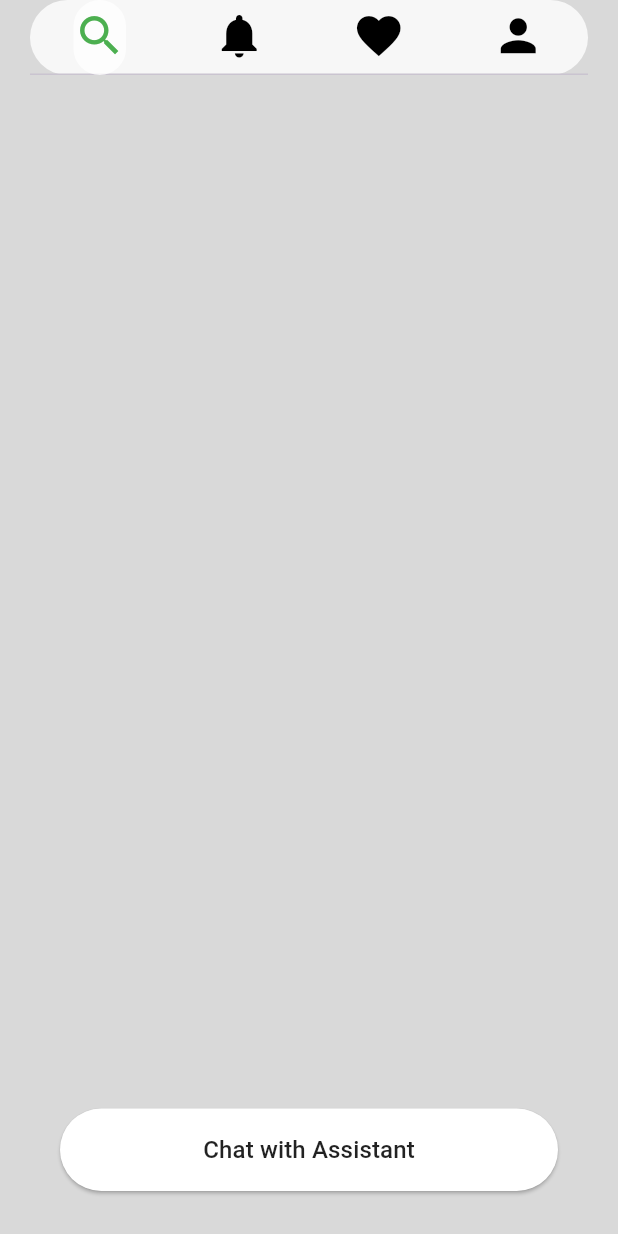
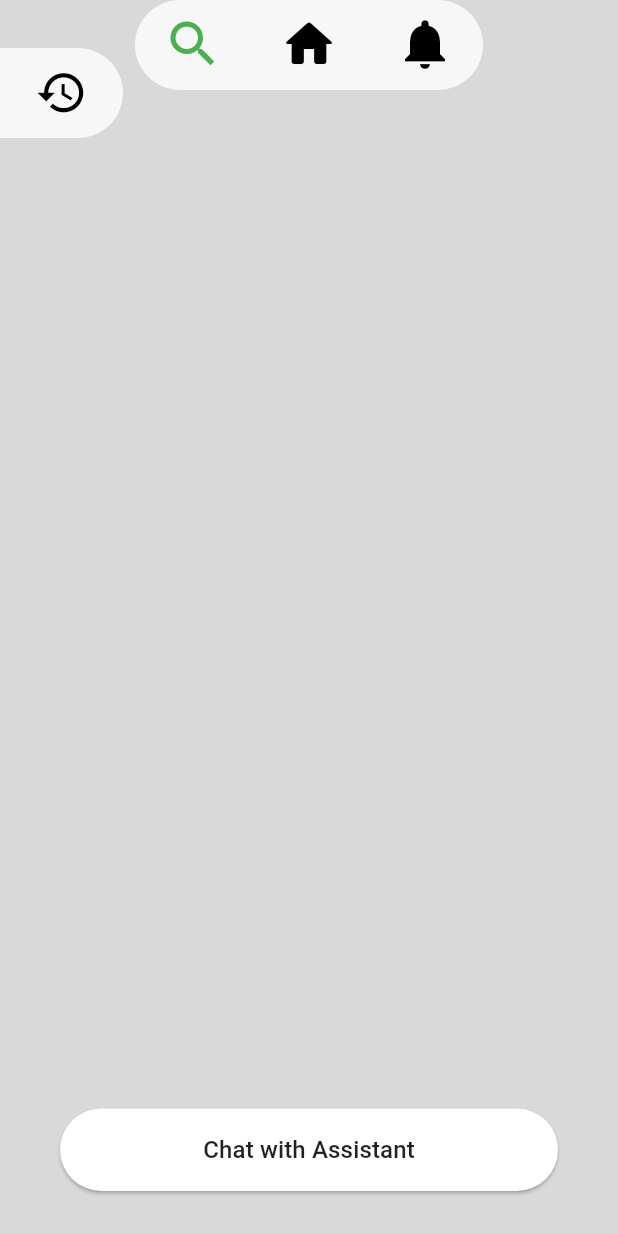
Before and after one commit to saivivekvenna/estateAI, a Flutter app: the screen it shows after launch, on a phone screen of 412 x 824 dp. Run offline on Flutter 3.47's test engine with Material 3 defaults, Android fonts, the light colour scheme and no system bars; our stand-ins replace flutter_chat_types, flutter_chat_ui.

Commit message:
updated tab bar and app bar for main page

```diff
--- a/test_estate_app/lib/main.dart
+++ b/test_estate_app/lib/main.dart
@@ -31,29 +31,32 @@ class _MyAppState extends State<MyApp> with SingleTickerProviderStateMixin {
   Widget build(BuildContext context) {
     return MaterialApp(
       home: DefaultTabController(
-        length: 4,
+        length: 3,
         child: Scaffold(
           extendBodyBehindAppBar: true,
           appBar: PreferredSize(
-            preferredSize: Size.fromHeight(50),
+            preferredSize: Size.fromHeight(60),
             child: AppBar(
+              primary: false, // Removes default app bar padding and divider
               backgroundColor: Colors.transparent,
+              shadowColor: Colors.transparent,
               elevation: 0,
               flexibleSpace: Align(
                 alignment: Alignment.bottomCenter,
                 child: Padding(
-                  padding: EdgeInsets.only(bottom: 0, left: 20, right: 20),
+                  padding: EdgeInsets.only(bottom: 0, left: 90, right: 90),
                   child: Container(
-                    height: 50,
+                    height: 60,
                     decoration: BoxDecoration(
                       color: Colors.white.withOpacity(0.8),
                       borderRadius: BorderRadius.circular(30),
                     ),
                     child: TabBar(
                       controller: _tabController,
+                        indicatorColor: Colors.transparent, // Removes the default line
+  dividerColor: Colors.transparent, // Removes the divider
+
                       indicator: BoxDecoration(
-                        borderRadius: BorderRadius.circular(30),
-                        color: Colors.white.withOpacity(0.8),
                       ),
                       tabs: [
                         Tab(
@@ -62,34 +65,25 @@ class _MyAppState extends State<MyApp> with SingleTickerProviderStateMixin {
                             color: _tabController.index == 0
                                 ? Colors.green
                                 : Colors.black,
-                            size: 35,
+                            size: 40,
+                          ),
+                        ),
+                        Tab(
+                          icon: Icon(
+                            Icons.home_rounded,
+                            color: _tabController.index == 1
+                                ? Colors.blueAccent
+                                : Colors.black,
+                            size: 40,
                           ),
                         ),
                         Tab(
                           icon: Icon(
                             Icons.notifications,
-                            color: _tabController.index == 1
+                            color: _tabController.index == 2
                                 ? Colors.yellow
                                 : Colors.black,
-                            size: 35,
-                          ),
-                        ),
-                        Tab(
-                          icon: Icon(
-                            Icons.favorite,
-                            color: _tabController.index == 2
-                                ? Colors.redAccent
-                                : Colors.black,
-                            size: 35,
-                          ),
-                        ),
-                        Tab(
-                          icon: Icon(
-                            Icons.person,
-                            color: _tabController.index == 3
-                                ? Colors.blue
-                                : Colors.black,
-                            size: 35,
+                            size: 40,
                           ),
                         ),
                       ],
--- a/test_estate_app/lib/real_estate_ai_material.dart
+++ b/test_estate_app/lib/real_estate_ai_material.dart
@@ -43,7 +43,7 @@ class _RealEstateAppState extends State<RealEstateApp>
 
     //TODO: remove the excess informatoin that is being set
 
-    for (int i = 0; i<_pastChats.length; i++){
+    for (int i = 0; i < _pastChats.length; i++) {
       var sult = _pastChats[i]['messages'];
       context += sult.toString();
     }
@@ -80,12 +80,9 @@ class _RealEstateAppState extends State<RealEstateApp>
           'messages': List<types.Message>.from(_messages),
           'lastUpdated': DateTime.now(),
         });
-
-
       } else {
         _handleError('Unable to get a response from the server.');
       }
-
     } catch (error) {
       _handleError('Unable to connect to the server.');
     }
@@ -103,7 +100,6 @@ class _RealEstateAppState extends State<RealEstateApp>
       _messages.insert(0, errorText);
     });
   }
-
 
   //clears up the memory when user is done
   @override
@@ -222,6 +218,39 @@ class _RealEstateAppState extends State<RealEstateApp>
   @override
   Widget build(BuildContext context) {
     return Scaffold(
+extendBodyBehindAppBar: true,
+        appBar: PreferredSize(
+          preferredSize: Size.fromHeight(60), // Set height of AppBar
+          child: AppBar(
+            primary: false, // Removes default app bar padding
+            backgroundColor: Colors.transparent,
+            shadowColor: Colors.transparent,
+            flexibleSpace: Align(
+              child: Padding(
+                padding: EdgeInsets.only(left: 0, top: 4, right: 330), // Adjust left padding
+                child: Container(
+
+                  height: 60,
+                  width: 100, // Make it a square floating button
+                  decoration: BoxDecoration(
+                    color: Colors.white.withOpacity(0.8),
+                    borderRadius: BorderRadius.only(topRight: Radius.circular(30),bottomRight: Radius.circular(30)), // Rounded design
+                  ),
+                  child: IconButton(
+                    icon: Icon(
+                      Icons.history, // Change this icon as needed
+                      color: Colors.black,
+                      size: 35, // Adjust icon size
+                    ),
+                    onPressed: () {
+                      // Define button action here
+                    },
+                  ),
+                ),
+              ),
+            ),
+          ),
+        ),
       backgroundColor: Color.fromRGBO(217, 217, 217, 1),
       body: Padding(
         padding: const EdgeInsets.fromLTRB(0, 120, 0, 0),
@@ -273,8 +302,8 @@ class _RealEstateAppState extends State<RealEstateApp>
                     children: [
                       // chat Header
                       Container(
-                        padding: EdgeInsets.symmetric(
-                            horizontal: 12, vertical: 4),
+                        padding:
+                            EdgeInsets.symmetric(horizontal: 12, vertical: 4),
                         decoration: BoxDecoration(
                           border: Border(
                               bottom: BorderSide(color: Colors.grey.shade200)),
@@ -294,10 +323,8 @@ class _RealEstateAppState extends State<RealEstateApp>
                               ),
                             ),
                             IconButton(
-                              padding: EdgeInsets
-                                  .zero,
-                              constraints:
-                                  BoxConstraints(),
+                              padding: EdgeInsets.zero,
+                              constraints: BoxConstraints(),
                               icon: Icon(Icons.close, size: 20),
                               onPressed: () {
                                 setState(() {
```
